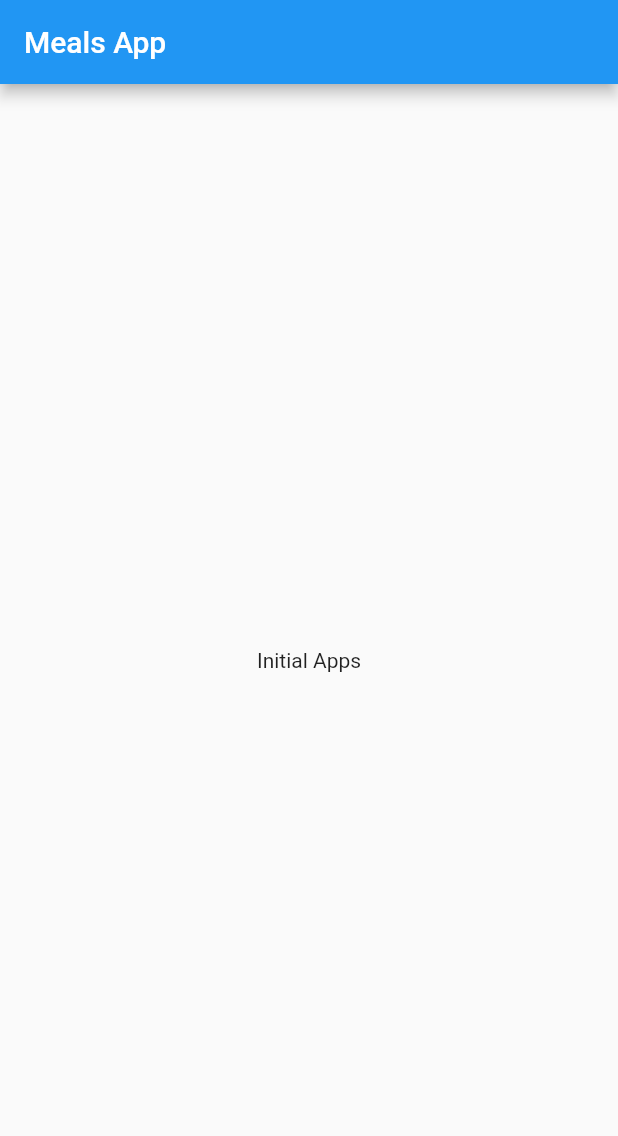
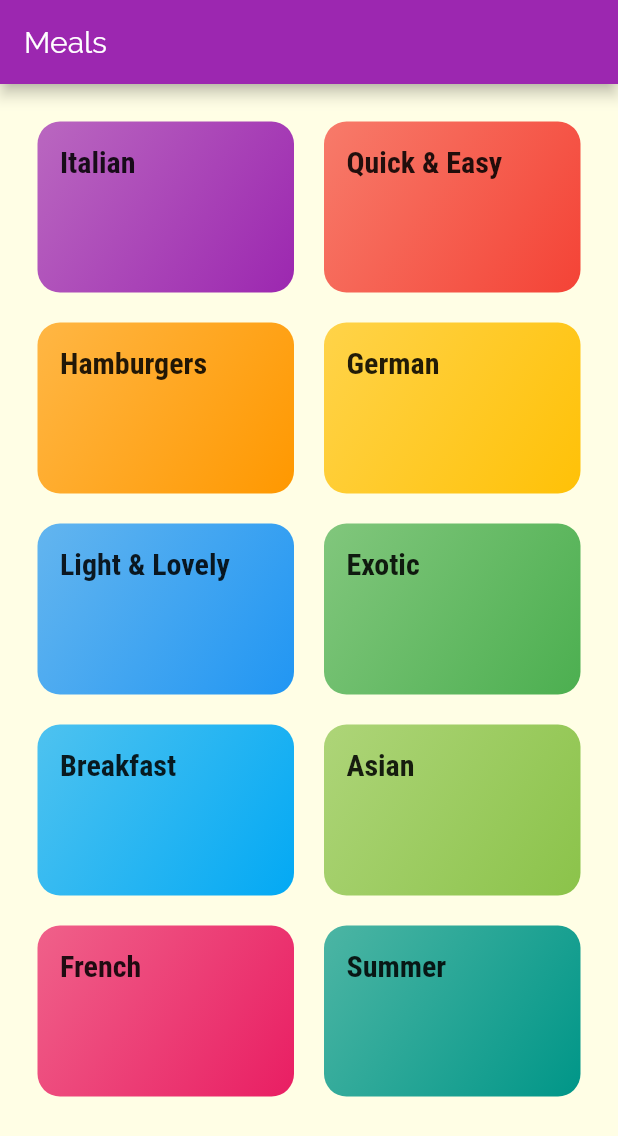
Before and after one commit to RadiRS/ft-meals-apps, a Flutter app: the screen it shows after launch, on a phone screen of 412 x 824 dp. Shown: the top 1136 px of the screen. Run offline on Flutter 3.47's test engine with Material 2 defaults, Android fonts, the phone set to English and light mode, and no system bars.

Commit message:
Added custom fonts, dummy data & categories screen

```diff
--- /dev/null
+++ b/lib/categories_screen.dart
@@ -0,0 +1,33 @@
+import 'package:flutter/material.dart';
+import 'package:meals_app/category_item.dart';
+import 'package:meals_app/dummy_data.dart';
+
+class CategoriesScreen extends StatelessWidget {
+  const CategoriesScreen({Key key}) : super(key: key);
+
+  @override
+  Widget build(BuildContext context) {
+    return Scaffold(
+      appBar: AppBar(
+        title: const Text('Meals'),
+      ),
+      body: GridView(
+        padding: const EdgeInsets.all(25),
+        gridDelegate: SliverGridDelegateWithMaxCrossAxisExtent(
+          maxCrossAxisExtent: 200,
+          childAspectRatio: 3 / 2,
+          crossAxisSpacing: 20,
+          mainAxisSpacing: 20,
+        ),
+        children: DUMMY_CATEGORIES
+            .map(
+              (e) => CategoryItem(
+                title: e.title,
+                color: e.color,
+              ),
+            )
+            .toList(),
+      ),
+    );
+  }
+}
--- /dev/null
+++ b/lib/category_item.dart
@@ -0,0 +1,27 @@
+import 'package:flutter/material.dart';
+
+class CategoryItem extends StatelessWidget {
+  final String title;
+  final Color color;
+
+  const CategoryItem({Key key, this.title, this.color}) : super(key: key);
+
+  @override
+  Widget build(BuildContext context) {
+    return Container(
+      padding: const EdgeInsets.all(15),
+      child: Text(
+        title,
+        style: Theme.of(context).textTheme.headline6,
+      ),
+      decoration: BoxDecoration(
+        gradient: LinearGradient(
+          colors: [color.withOpacity(0.7), color],
+          begin: Alignment.topLeft,
+          end: Alignment.bottomRight,
+        ),
+        borderRadius: BorderRadius.circular(15),
+      ),
+    );
+  }
+}
--- /dev/null
+++ b/lib/dummy_data.dart
@@ -0,0 +1,56 @@
+import 'package:flutter/material.dart';
+
+import 'models/category.dart';
+
+const DUMMY_CATEGORIES = const [
+  Category(
+    id: 'c1',
+    title: 'Italian',
+    color: Colors.purple,
+  ),
+  Category(
+    id: 'c2',
+    title: 'Quick & Easy',
+    color: Colors.red,
+  ),
+  Category(
+    id: 'c3',
+    title: 'Hamburgers',
+    color: Colors.orange,
+  ),
+  Category(
+    id: 'c4',
+    title: 'German',
+    color: Colors.amber,
+  ),
+  Category(
+    id: 'c5',
+    title: 'Light & Lovely',
+    color: Colors.blue,
+  ),
+  Category(
+    id: 'c6',
+    title: 'Exotic',
+    color: Colors.green,
+  ),
+  Category(
+    id: 'c7',
+    title: 'Breakfast',
+    color: Colors.lightBlue,
+  ),
+  Category(
+    id: 'c8',
+    title: 'Asian',
+    color: Colors.lightGreen,
+  ),
+  Category(
+    id: 'c9',
+    title: 'French',
+    color: Colors.pink,
+  ),
+  Category(
+    id: 'c10',
+    title: 'Summer',
+    color: Colors.teal,
+  ),
+];
--- a/lib/main.dart
+++ b/lib/main.dart
@@ -1,4 +1,5 @@
 import 'package:flutter/material.dart';
+import 'package:meals_app/categories_screen.dart';
 
 void main() {
   runApp(MyApp());
@@ -9,32 +10,27 @@ class MyApp extends StatelessWidget {
   Widget build(BuildContext context) {
     return MaterialApp(
       title: 'Meals',
+      debugShowCheckedModeBanner: false,
       theme: ThemeData(
-        primarySwatch: Colors.blue,
+        primarySwatch: Colors.purple,
+        accentColor: Colors.purpleAccent,
+        canvasColor: Color.fromRGBO(255, 254, 229, 1),
+        fontFamily: 'Raleway',
+        textTheme: ThemeData.light().textTheme.copyWith(
+              bodyText1: TextStyle(
+                color: Color.fromRGBO(20, 51, 51, 1),
+              ),
+              bodyText2: TextStyle(
+                color: Color.fromRGBO(20, 51, 51, 1),
+              ),
+              headline6: TextStyle(
+                fontSize: 20,
+                fontFamily: 'RobotoCondensed',
+                fontWeight: FontWeight.bold,
+              ),
+            ),
       ),
-      home: MyHomePage(),
+      home: CategoriesScreen(),
     );
   }
 }
-
-class MyHomePage extends StatefulWidget {
-  @override
-  _MyHomePageState createState() => _MyHomePageState();
-}
-
-class _MyHomePageState extends State<MyHomePage> {
-  @override
-  Widget build(BuildContext context) {
-    return Scaffold(
-      appBar: AppBar(
-        title: Text('Meals App'),
-      ),
-      body: Center(
-        child: Column(
-          mainAxisAlignment: MainAxisAlignment.center,
-          children: <Widget>[Text('Initial Apps')],
-        ),
-      ),
-    );
-  }
-}
--- /dev/null
+++ b/lib/models/category.dart
@@ -0,0 +1,13 @@
+import 'package:flutter/material.dart';
+
+class Category {
+  final String id;
+  final String title;
+  final Color color;
+
+  const Category({
+    @required this.id,
+    this.title,
+    this.color = Colors.orange,
+  });
+}
```
Also changed, not shown: pubspec.yaml (+18 -14 lines), assets/fonts/Raleway-Black.ttf (added), assets/fonts/Raleway-Bold.ttf (added), assets/fonts/Raleway-Regular.ttf (added), assets/fonts/RobotoCondensed-Bold.ttf (added), assets/fonts/RobotoCondensed-Italic.ttf (added), assets/fonts/RobotoCondensed-Light.ttf (added), assets/fonts/RobotoCondensed-Regular.ttf (added).
